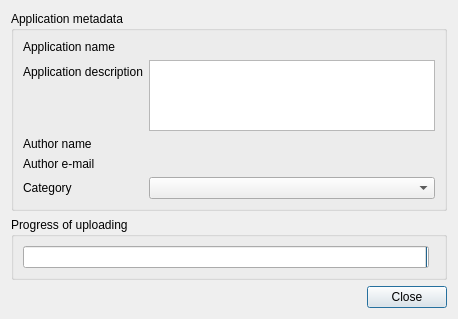
BuildmLearn/BuildmLearn-Toolkit, file src/gui/formuploadbundle.ui: the form before one commit.
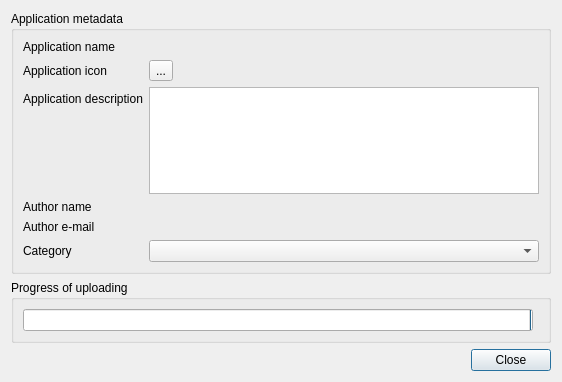
The form after the commit. Custom widgets are drawn as their Qt base class.

```diff
--- a/src/gui/formuploadbundle.ui
+++ b/src/gui/formuploadbundle.ui
@@ -6,8 +6,8 @@
    <rect>
     <x>0</x>
     <y>0</y>
-    <width>458</width>
-    <height>319</height>
+    <width>562</width>
+    <height>382</height>
    </rect>
   </property>
   <property name="windowTitle">
@@ -26,9 +26,6 @@
       <string>Application metadata</string>
      </property>
      <layout class="QFormLayout" name="formLayout">
-      <property name="fieldGrowthPolicy">
-       <enum>QFormLayout::AllNonFixedFieldsGrow</enum>
-      </property>
       <item row="0" column="0">
        <widget class="QLabel" name="label_4">
         <property name="text">
@@ -39,44 +36,39 @@
       <item row="0" column="1">
        <widget class="LineEditWithStatus" name="m_txtApplicationName" native="true"/>
       </item>
-      <item row="2" column="0">
-       <widget class="QLabel" name="label_2">
-        <property name="text">
-         <string>Author name</string>
-        </property>
-       </widget>
-      </item>
-      <item row="2" column="1">
-       <widget class="LineEditWithStatus" name="m_txtAuthorName" native="true"/>
-      </item>
-      <item row="3" column="0">
-       <widget class="QLabel" name="label_3">
-        <property name="text">
-         <string>Author e-mail</string>
-        </property>
-       </widget>
-      </item>
-      <item row="3" column="1">
-       <widget class="LineEditWithStatus" name="m_txtAuthorEmail" native="true"/>
-      </item>
-      <item row="4" column="0">
-       <widget class="QLabel" name="label">
-        <property name="text">
-         <string>Category</string>
-        </property>
-       </widget>
-      </item>
-      <item row="4" column="1">
-       <widget class="QComboBox" name="m_cmbCategory"/>
-      </item>
       <item row="1" column="0">
+       <widget class="QLabel" name="label_6">
+        <property name="text">
+         <string>Application icon</string>
+        </property>
+       </widget>
+      </item>
+      <item row="1" column="1">
+       <layout class="QHBoxLayout" name="horizontalLayout_2">
+        <item>
+         <widget class="QToolButton" name="m_btnSelectIcon">
+          <property name="text">
+           <string>...</string>
+          </property>
+         </widget>
+        </item>
+        <item>
+         <widget class="LabelWithStatus" name="m_lblIcon" native="true">
+          <property name="layoutDirection">
+           <enum>Qt::RightToLeft</enum>
+          </property>
+         </widget>
+        </item>
+       </layout>
+      </item>
+      <item row="2" column="0">
        <widget class="QLabel" name="label_5">
         <property name="text">
          <string>Application description</string>
         </property>
        </widget>
       </item>
-      <item row="1" column="1">
+      <item row="2" column="1">
        <widget class="QTextEdit" name="m_txtApplicationDescription">
         <property name="sizePolicy">
          <sizepolicy hsizetype="Expanding" vsizetype="Expanding">
@@ -89,6 +81,36 @@
         </property>
        </widget>
       </item>
+      <item row="3" column="0">
+       <widget class="QLabel" name="label_2">
+        <property name="text">
+         <string>Author name</string>
+        </property>
+       </widget>
+      </item>
+      <item row="3" column="1">
+       <widget class="LineEditWithStatus" name="m_txtAuthorName" native="true"/>
+      </item>
+      <item row="4" column="0">
+       <widget class="QLabel" name="label_3">
+        <property name="text">
+         <string>Author e-mail</string>
+        </property>
+       </widget>
+      </item>
+      <item row="4" column="1">
+       <widget class="LineEditWithStatus" name="m_txtAuthorEmail" native="true"/>
+      </item>
+      <item row="5" column="0">
+       <widget class="QLabel" name="label">
+        <property name="text">
+         <string>Category</string>
+        </property>
+       </widget>
+      </item>
+      <item row="5" column="1">
+       <widget class="QComboBox" name="m_cmbCategory"/>
+      </item>
      </layout>
     </widget>
    </item>
```
